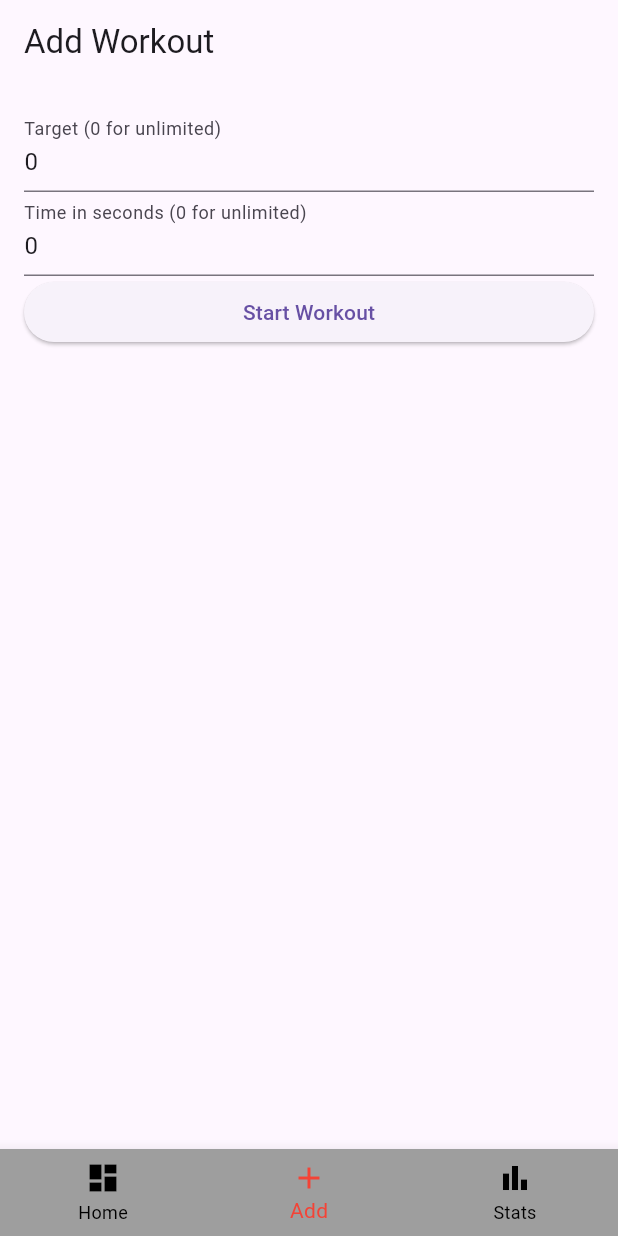
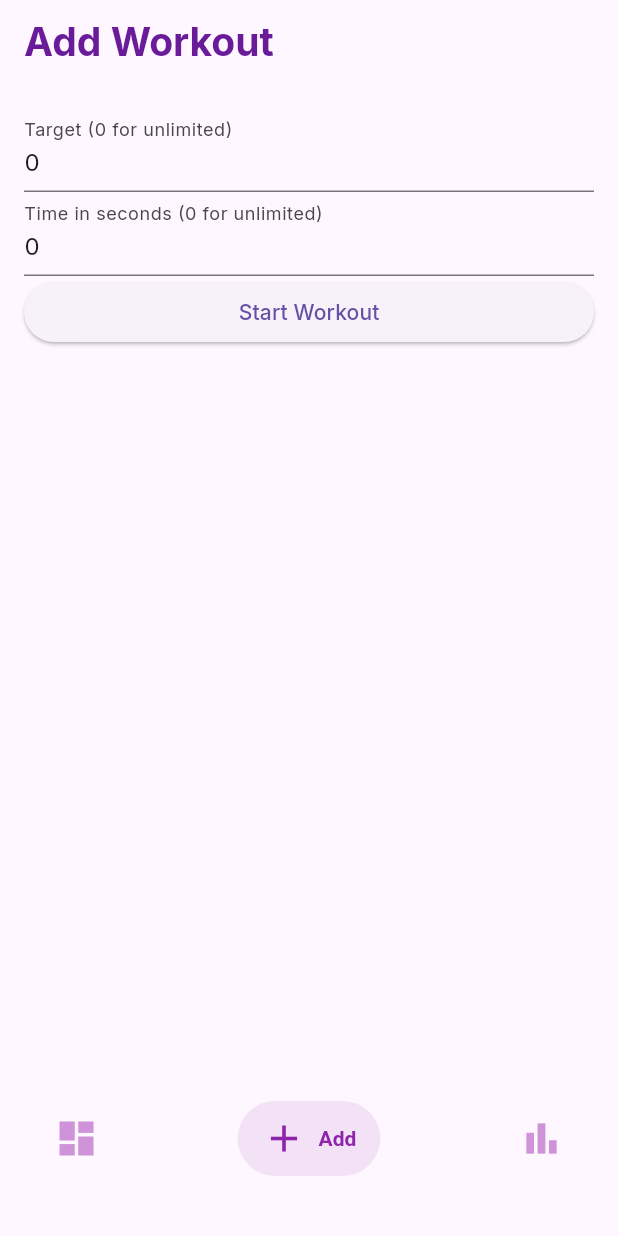
Before and after one commit to rocklyve/workout-counter, a Flutter app: the screen it shows after launch, item 2 of the bottom bar chosen, on a phone screen of 412 x 824 dp. Run offline on Flutter 3.47's test engine with Material 3 defaults, Android fonts, the phone set to English and light mode, and no system bars; drawn by our look-alikes of salomon_bottom_bar; our stand-ins replace animated_flip_counter, auto_route, equatable, fl_chart, flutter_bloc, freezed_annotation and 2 more; missing offline and left inert: flutter_reactive_ble, reactive_ble_platform_interface.

Commit message:
Adjust theme

```diff
--- a/workout_counter/lib/ui/pages/add_workout_page.dart
+++ b/workout_counter/lib/ui/pages/add_workout_page.dart
@@ -6,6 +6,7 @@ import 'package:workout_counter/routing/router.dart';
 import '../../domain/blocs/bluetoothConnector/bluetooth_connection_cubit.dart';
 import '../../domain/blocs/bluetoothConnector/bluetooth_connection_state.dart';
 import '../../domain/blocs/workoutTracker/workout_tracker_cubit.dart';
+import '../widgets/custom_app_bar.dart';
 
 @RoutePage()
 class AddWorkoutPage extends StatefulWidget {
@@ -49,7 +50,7 @@ class _AddWorkoutPageState extends State<AddWorkoutPage> {
   @override
   Widget build(BuildContext context) {
     return Scaffold(
-      appBar: AppBar(title: const Text('Add Workout')),
+      appBar: const CustomAppBar(title: 'Add Workout'),
       body: Form(
         key: _formKey,
         child: Padding(
--- a/workout_counter/lib/ui/pages/app.dart
+++ b/workout_counter/lib/ui/pages/app.dart
@@ -1,5 +1,6 @@
 import 'package:flutter/material.dart';
 import 'package:flutter_bloc/flutter_bloc.dart';
+import 'package:google_fonts/google_fonts.dart';
 import 'package:workout_counter/domain/blocs/bluetoothConnector/bluetooth_connection_cubit.dart';
 
 import '../../domain/blocs/workoutTracker/workout_tracker_cubit.dart';
@@ -14,6 +15,14 @@ class App extends StatelessWidget {
   });
 
   AppRouter appRouter;
+
+  ThemeData _buildTheme(brightness) {
+    var baseTheme = ThemeData(brightness: brightness);
+
+    return baseTheme.copyWith(
+      textTheme: GoogleFonts.interTextTheme(baseTheme.textTheme),
+    );
+  }
 
   @override
   Widget build(BuildContext context) {
@@ -42,6 +51,7 @@ class App extends StatelessWidget {
               builder: (context) {
                 return MaterialApp.router(
                   routerConfig: appRouter.config(),
+                  theme: _buildTheme(Brightness.light),
                 );
               },
             ),
--- a/workout_counter/lib/ui/pages/base_page.dart
+++ b/workout_counter/lib/ui/pages/base_page.dart
@@ -1,5 +1,6 @@
 import 'package:auto_route/auto_route.dart';
 import 'package:flutter/material.dart';
+import 'package:salomon_bottom_bar/salomon_bottom_bar.dart';
 
 import '../../routing/router.dart';
 
@@ -23,20 +24,41 @@ class _BasePageState extends State<BasePage> {
         // ProfileRoute(),
       ],
       bottomNavigationBuilder: (_, tabsRouter) {
-        return BottomNavigationBar(
+        return SalomonBottomBar(
+          margin: const EdgeInsets.symmetric(
+            horizontal: 20,
+            vertical: 40,
+          ),
           currentIndex: tabsRouter.activeIndex,
           onTap: tabsRouter.setActiveIndex,
-          backgroundColor: Colors.grey,
-          selectedItemColor: Colors.red,
-          unselectedItemColor: Colors.black,
-          showUnselectedLabels: true,
-          type: BottomNavigationBarType.fixed,
-          items: const [
-            BottomNavigationBarItem(label: 'Home', icon: Icon(Icons.dashboard)),
-            // BottomNavigationBarItem(label: 'Feed', icon: Icon(Icons.feed)),
-            BottomNavigationBarItem(label: 'Add', icon: Icon(Icons.add)),
-            BottomNavigationBarItem(label: 'Stats', icon: Icon(Icons.bar_chart)),
-            // BottomNavigationBarItem(label: 'Profile', icon: Icon(Icons.person)),
+          items: [
+            SalomonBottomBarItem(
+              selectedColor: Colors.purple[600],
+              unselectedColor: Colors.purple[200],
+              icon: const Icon(
+                Icons.dashboard,
+                size: 30,
+              ),
+              title: const Text('Home'),
+            ),
+            SalomonBottomBarItem(
+              selectedColor: Colors.purple[600],
+              unselectedColor: Colors.purple[200],
+              icon: const Icon(
+                Icons.add,
+                size: 30,
+              ),
+              title: const Text('Add'),
+            ),
+            SalomonBottomBarItem(
+              selectedColor: Colors.purple[600],
+              unselectedColor: Colors.purple[200],
+              icon: const Icon(
+                Icons.bar_chart,
+                size: 30,
+              ),
+              title: const Text('Stats'),
+            ),
           ],
         );
       },
--- a/workout_counter/lib/ui/pages/bluetooth_connection_page.dart
+++ b/workout_counter/lib/ui/pages/bluetooth_connection_page.dart
@@ -4,6 +4,7 @@ import 'package:flutter_bloc/flutter_bloc.dart';
 
 import '../../domain/blocs/bluetoothConnector/bluetooth_connection_cubit.dart';
 import '../../domain/blocs/bluetoothConnector/bluetooth_connection_state.dart';
+import '../widgets/custom_app_bar.dart';
 import '../widgets/device_list.dart';
 
 @RoutePage()
@@ -29,8 +30,8 @@ class BluetoothConnectionPage extends StatelessWidget {
     print('BluetoothConnectionPage build');
 
     return Scaffold(
-      appBar: AppBar(
-        title: const Text('BLE Connection'),
+      appBar: const CustomAppBar(
+        title: 'BLE Connection',
       ),
       body: BlocConsumer<BluetoothConnectionCubit, BluetoothConnectionState>(
         listener: _bleListener,
--- a/workout_counter/lib/ui/pages/feed_page.dart
+++ b/workout_counter/lib/ui/pages/feed_page.dart
@@ -1,5 +1,7 @@
 import 'package:auto_route/auto_route.dart';
 import 'package:flutter/material.dart';
+
+import '../widgets/custom_app_bar.dart';
 
 @RoutePage()
 class FeedPage extends StatefulWidget {
@@ -18,7 +20,7 @@ class _FeedPageState extends State<FeedPage> {
   @override
   Widget build(BuildContext context) {
     return Scaffold(
-      appBar: AppBar(title: const Text('Feed Page')),
+      appBar: const CustomAppBar(title: 'Feed Page'),
       body: Container(
         color: Colors.red,
       ),
--- a/workout_counter/lib/ui/pages/home_page.dart
+++ b/workout_counter/lib/ui/pages/home_page.dart
@@ -7,6 +7,7 @@ import 'package:workout_counter/ui/widgets/sensor_data_chart.dart';
 import '../../domain/blocs/bluetoothConnector/bluetooth_connection_state.dart';
 import '../../domain/models/imu_type.dart';
 import '../../routing/router.dart';
+import '../widgets/custom_app_bar.dart';
 import '../widgets/imu_data_chart.dart';
 
 @RoutePage()
@@ -21,8 +22,8 @@ class _HomePageState extends State<HomePage> {
   @override
   Widget build(BuildContext context) {
     return Scaffold(
-      appBar: AppBar(
-        title: const Text('Home'),
+      appBar: CustomAppBar(
+        title: 'Home',
         actions: <Widget>[
           BlocBuilder<BluetoothConnectionCubit, BluetoothConnectionState>(
             builder: (context, state) {
--- a/workout_counter/lib/ui/pages/profile_page.dart
+++ b/workout_counter/lib/ui/pages/profile_page.dart
@@ -1,5 +1,7 @@
 import 'package:auto_route/auto_route.dart';
 import 'package:flutter/material.dart';
+
+import '../widgets/custom_app_bar.dart';
 
 @RoutePage()
 class ProfilePage extends StatefulWidget {
@@ -18,7 +20,7 @@ class _ProfilePageState extends State<ProfilePage> {
   @override
   Widget build(BuildContext context) {
     return Scaffold(
-      appBar: AppBar(title: const Text('Profile Page')),
+      appBar: const CustomAppBar(title: 'Profile Page'),
       body: Container(),
     );
   }
--- a/workout_counter/lib/ui/pages/stats_page.dart
+++ b/workout_counter/lib/ui/pages/stats_page.dart
@@ -1,5 +1,6 @@
 import 'package:auto_route/auto_route.dart';
 import 'package:flutter/material.dart';
+import 'package:workout_counter/ui/widgets/custom_app_bar.dart';
 
 @RoutePage()
 class StatsPage extends StatefulWidget {
@@ -18,7 +19,7 @@ class _StatsPageState extends State<StatsPage> {
   @override
   Widget build(BuildContext context) {
     return Scaffold(
-      appBar: AppBar(title: const Text('Stats Page')),
+      appBar: const CustomAppBar(title: 'Stats Page'),
       body: Container(),
     );
   }
--- a/workout_counter/lib/ui/pages/workout_tracker_page.dart
+++ b/workout_counter/lib/ui/pages/workout_tracker_page.dart
@@ -5,6 +5,7 @@ import 'package:flutter_bloc/flutter_bloc.dart';
 import 'package:workout_counter/domain/blocs/workoutTracker/workout_tracker_state.dart';
 
 import '../../domain/blocs/workoutTracker/workout_tracker_cubit.dart';
+import '../widgets/custom_app_bar.dart';
 
 @RoutePage()
 class WorkoutTrackerPage extends StatefulWidget {
@@ -23,8 +24,8 @@ class _WorkoutTrackerPageState extends State<WorkoutTrackerPage> {
   @override
   Widget build(BuildContext context) {
     return Scaffold(
-      appBar: AppBar(
-        title: const Text('Tracker'),
+      appBar: const CustomAppBar(
+        title: 'Tracker',
       ),
       body: BlocBuilder<WorkoutTrackerCubit, WorkoutTrackerState>(
         builder: (context, state) {
--- /dev/null
+++ b/workout_counter/lib/ui/widgets/custom_app_bar.dart
@@ -0,0 +1,25 @@
+import 'package:flutter/material.dart';
+
+class CustomAppBar extends StatelessWidget implements PreferredSizeWidget {
+  @override
+  final Size preferredSize;
+
+  final String title;
+  final List<Widget>? actions;
+
+  const CustomAppBar({
+    Key? key,
+    this.title = '',
+    this.actions,
+  })  : preferredSize = const Size.fromHeight(56.0), // Default AppBar height
+        super(key: key);
+
+  @override
+  Widget build(BuildContext context) {
+    return AppBar(
+      title: Text(title, style: const TextStyle(fontSize: 26, fontWeight: FontWeight.bold)),
+      actions: actions,
+      foregroundColor: Colors.purple[800],
+    );
+  }
+}
--- a/workout_counter/pubspec.yaml
+++ b/workout_counter/pubspec.yaml
@@ -42,6 +42,8 @@ dependencies:
   tuple: ^2.0.2
   auto_route: ^7.8.4
   animated_flip_counter: ^0.2.6
+  salomon_bottom_bar: ^3.3.2
+  google_fonts: ^4.0.4
 
   # The following adds the Cupertino Icons font to your application.
   # Use with the CupertinoIcons class for iOS style icons.
```
Also changed, not shown: workout_counter/pubspec.lock, 2 other files.
